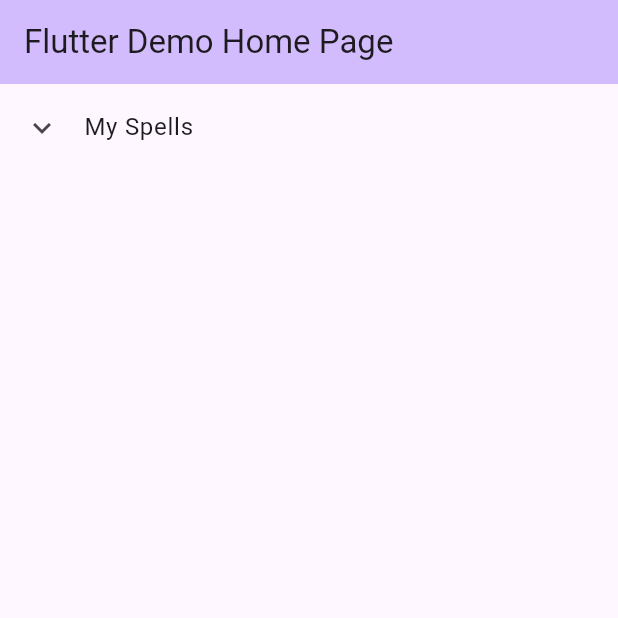
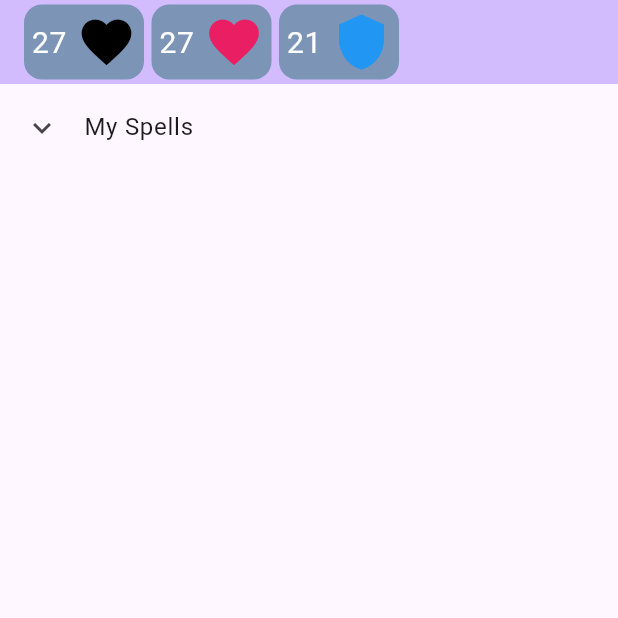
Before and after one commit to Patrycioss/DNDTracker, a Flutter app: the screen it shows after launch, on a phone screen of 412 x 824 dp, the top half of it. Run offline on Flutter 3.47's test engine with Material 3 defaults, Android fonts, the light colour scheme and no system bars.

Commit message:
Health and Armor now displayed

```diff
--- a/lib/main.dart
+++ b/lib/main.dart
@@ -1,4 +1,5 @@
 import 'package:deez_nassive_duts/spell_library.dart';
+import 'package:deez_nassive_duts/title_bar.dart';
 import 'package:flutter/material.dart';
 
 void main() {
@@ -11,20 +12,18 @@ class MyApp extends StatelessWidget {
   @override
   Widget build(BuildContext context) {
     return MaterialApp(
-      title: 'Flutter Demo',
+      title: 'DND Tracker',
       theme: ThemeData(
         colorScheme: ColorScheme.fromSeed(seedColor: Colors.deepPurple),
         useMaterial3: true,
       ),
-      home: const MyHomePage(title: 'Flutter Demo Home Page'),
+      home: const MyHomePage(),
     );
   }
 }
 
 class MyHomePage extends StatefulWidget {
-  const MyHomePage({super.key, required this.title});
-
-  final String title;
+  const MyHomePage({super.key});
 
   @override
   State<MyHomePage> createState() => _MyHomePageState();
@@ -39,7 +38,7 @@ class _MyHomePageState extends State<MyHomePage> {
     return Scaffold(
       appBar: AppBar(
         backgroundColor: Theme.of(context).colorScheme.inversePrimary,
-        title: Text(widget.title),
+        title: const TitleBar(),
       ),
       body: const Center(
         child: Column(
--- /dev/null
+++ b/lib/stat_display.dart
@@ -0,0 +1,72 @@
+import 'package:flutter/material.dart';
+import 'package:flutter/services.dart';
+
+class StatDisplay extends StatefulWidget {
+  final Icon icon;
+  final int initialValue;
+  final TextStyle? textStyle;
+
+  const StatDisplay(
+      {super.key,
+      required this.icon,
+      required this.initialValue,
+      this.textStyle = const TextStyle(color: Colors.white)});
+
+  @override
+  State<StatDisplay> createState() => _StatDisplayState();
+}
+
+class _StatDisplayState extends State<StatDisplay> {
+  final TextEditingController _textEditingController = TextEditingController();
+  late int currentValue;
+  late int size;
+  late double iconSize = 40.0;
+
+  @override
+  void initState() {
+    currentValue = widget.initialValue;
+    setValue(widget.initialValue);
+    super.initState();
+  }
+
+  void setValue(int value) {
+    currentValue = value;
+    _textEditingController.text = currentValue.toString();
+  }
+
+  @override
+  Widget build(BuildContext context) {
+    return Center(
+        child: SizedBox(
+      width: 80,
+      child: Container(
+        decoration: BoxDecoration(
+          color: const Color(0xff7c94b6),
+          borderRadius: BorderRadius.circular(12),
+        ),
+        padding: EdgeInsets.all(5),
+
+        child: Stack(alignment: Alignment.center, children: [
+          Container(
+              child: widget.icon,
+            alignment: Alignment.centerRight,
+          ),
+          Container(
+            alignment: Alignment.centerLeft,
+            child: TextField(
+                keyboardType: TextInputType.number,
+                inputFormatters: [FilteringTextInputFormatter.digitsOnly],
+                onSubmitted: (value) => currentValue = int.parse(value),
+                controller: _textEditingController,
+                decoration: null,
+                textAlign: TextAlign.left,
+                style: const TextStyle(
+                  color: Colors.white,
+                  fontSize: 20,
+                )),
+          ),
+        ]),
+      ),
+    ));
+  }
+}
--- /dev/null
+++ b/lib/title_bar.dart
@@ -0,0 +1,52 @@
+import 'package:flutter/material.dart';
+
+import 'package:deez_nassive_duts/stat_display.dart';
+
+class TitleBar extends StatefulWidget {
+  const TitleBar({super.key});
+
+  @override
+  State<TitleBar> createState() => _TitleBarState();
+}
+
+class _TitleBarState extends State<TitleBar> {
+  @override
+  Widget build(BuildContext context) {
+    return const Row(
+      children: [
+        Wrap(
+          spacing: 5,
+          children: [
+            StatDisplay(
+                icon: Icon(
+                  Icons.favorite,
+                  color: Colors.black,
+                  size: 40.0,
+                  semanticLabel: "MaxHealth",
+                ),
+                initialValue: 27,
+                textStyle: TextStyle(
+                  color: Colors.white,
+                )),
+            StatDisplay(
+                icon: Icon(
+                  Icons.favorite,
+                  color: Colors.pink,
+                  size: 40.0,
+                  semanticLabel: "CurrentHealth",
+                ),
+                initialValue: 27),
+            StatDisplay(
+                icon: Icon(
+                  Icons.shield,
+                  color: Colors.blue,
+                  size: 40.0,
+                  semanticLabel: "Armor",
+                ),
+                initialValue: 21)
+          ],
+        ),
+      ],
+    );
+  }
+}
--- a/pubspec.yaml
+++ b/pubspec.yaml
@@ -35,6 +35,7 @@ dependencies:
   # The following adds the Cupertino Icons font to your application.
   # Use with the CupertinoIcons class for iOS style icons.
   cupertino_icons: ^1.0.8
+  bloc: ^8.1.4
 
 dev_dependencies:
   flutter_test:
```
